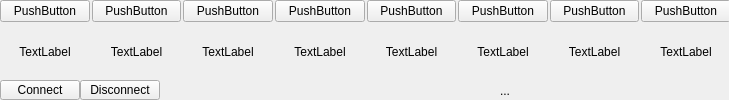
The window that mainwindow.ui (Staszyslaw/otrsp) describes before a commit, drawn with Qt 5.
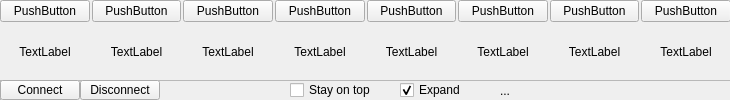
The same window after the commit.

Commit message: Config remake, expand, on top, save window pos

The edit to the form file:
```diff
--- a/mainwindow.ui
+++ b/mainwindow.ui
@@ -6,7 +6,7 @@
    <rect>
     <x>0</x>
     <y>0</y>
-    <width>729</width>
+    <width>730</width>
     <height>100</height>
    </rect>
   </property>
@@ -26,6 +26,9 @@
     <property name="spacing">
      <number>2</number>
     </property>
+    <property name="sizeConstraint">
+     <enum>QLayout::SetMaximumSize</enum>
+    </property>
     <item>
      <layout class="QVBoxLayout" name="verticalLayout_3">
       <item>
@@ -205,45 +208,95 @@
     </item>
    </layout>
   </widget>
-  <widget class="QLabel" name="status">
+  <widget class="QFrame" name="bottomBar">
    <property name="geometry">
     <rect>
-     <x>500</x>
+     <x>0</x>
      <y>80</y>
-     <width>231</width>
+     <width>731</width>
      <height>21</height>
     </rect>
    </property>
-   <property name="text">
-    <string>...</string>
+   <property name="frameShape">
+    <enum>QFrame::StyledPanel</enum>
    </property>
-  </widget>
-  <widget class="QPushButton" name="connect">
-   <property name="geometry">
-    <rect>
-     <x>0</x>
-     <y>80</y>
-     <width>80</width>
-     <height>20</height>
-    </rect>
+   <property name="frameShadow">
+    <enum>QFrame::Raised</enum>
    </property>
-   <property name="text">
-    <string>Connect</string>
-   </property>
+   <widget class="QCheckBox" name="expand">
+    <property name="geometry">
+     <rect>
+      <x>400</x>
+      <y>0</y>
+      <width>91</width>
+      <height>20</height>
+     </rect>
+    </property>
+    <property name="text">
+     <string>Expand</string>
+    </property>
+    <property name="checked">
+     <bool>true</bool>
+    </property>
+   </widget>
+   <widget class="QCheckBox" name="stayTop">
+    <property name="geometry">
+     <rect>
+      <x>290</x>
+      <y>0</y>
+      <width>101</width>
+      <height>20</height>
+     </rect>
+    </property>
+    <property name="text">
+     <string>Stay on top</string>
+    </property>
+   </widget>
+   <widget class="QPushButton" name="disconnect">
+    <property name="geometry">
+     <rect>
+      <x>80</x>
+      <y>0</y>
+      <width>80</width>
+      <height>20</height>
+     </rect>
+    </property>
+    <property name="text">
+     <string>Disconnect</string>
+    </property>
+   </widget>
+   <widget class="QPushButton" name="connect">
+    <property name="geometry">
+     <rect>
+      <x>0</x>
+      <y>0</y>
+      <width>80</width>
+      <height>20</height>
+     </rect>
+    </property>
+    <property name="text">
+     <string>Connect</string>
+    </property>
+   </widget>
+   <widget class="QLabel" name="status">
+    <property name="geometry">
+     <rect>
+      <x>500</x>
+      <y>0</y>
+      <width>231</width>
+      <height>21</height>
+     </rect>
+    </property>
+    <property name="layoutDirection">
+     <enum>Qt::LeftToRight</enum>
+    </property>
+    <property name="text">
+     <string>...</string>
+    </property>
+   </widget>
   </widget>
-  <widget class="QPushButton" name="disconnect">
-   <property name="geometry">
-    <rect>
-     <x>80</x>
-     <y>80</y>
-     <width>80</width>
-     <height>20</height>
-    </rect>
-   </property>
-   <property name="text">
-    <string>Disconnect</string>
-   </property>
-  </widget>
+  <zorder>bottomBar</zorder>
+  <zorder>horizontalLayoutWidget</zorder>
  </widget>
  <resources/>
  <connections/>
```
Left out of the diff: 2 changed lines with no effect on the pictures. The commit also changes 8 other files.
